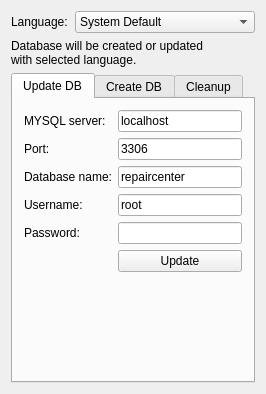
Qt form DBTool/mainwindow.ui (Feo-d-oR/YARC) before a commit.
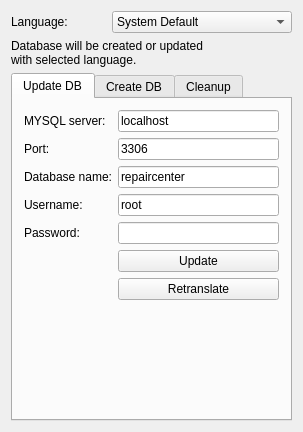
The same form after that commit. Icons and pictures are not drawn.

Patch:
```diff
--- a/DBTool/mainwindow.ui
+++ b/DBTool/mainwindow.ui
@@ -6,8 +6,8 @@
    <rect>
     <x>0</x>
     <y>0</y>
-    <width>266</width>
-    <height>394</height>
+    <width>303</width>
+    <height>432</height>
    </rect>
   </property>
   <property name="windowTitle">
@@ -21,7 +21,7 @@
    <layout class="QVBoxLayout" name="verticalLayout">
     <item>
      <layout class="QHBoxLayout" name="horizontalLayout">
-      <item>
+      <item alignment="Qt::AlignLeft">
        <widget class="QLabel" name="label_13">
         <property name="text">
          <string>Language:</string>
@@ -79,6 +79,9 @@
         <string>Update DB</string>
        </attribute>
        <layout class="QFormLayout" name="formLayout_2">
+        <property name="fieldGrowthPolicy">
+         <enum>QFormLayout::AllNonFixedFieldsGrow</enum>
+        </property>
         <item row="0" column="0">
          <widget class="QLabel" name="label_12">
           <property name="text">
@@ -155,6 +158,17 @@
           </property>
          </widget>
         </item>
+        <item row="6" column="1">
+         <widget class="QPushButton" name="bRetranslate">
+          <property name="text">
+           <string>Retranslate</string>
+          </property>
+          <property name="icon">
+           <iconset resource="Icons.qrc">
+            <normaloff>:/iconsdb/icons/database_refresh.png</normaloff>:/iconsdb/icons/database_refresh.png</iconset>
+          </property>
+         </widget>
+        </item>
         <item row="5" column="1">
          <widget class="QPushButton" name="bUpdate">
           <property name="text">
```
